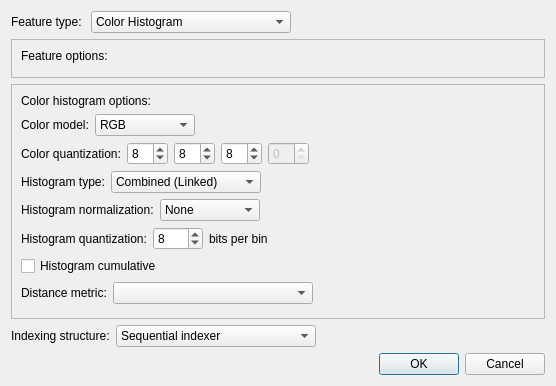
Above: ETFImageSearch/ETFImageSearch/newindexdialog.ui from etf-sarajevo/etfimagesearch before the change. Below: the same form after it.
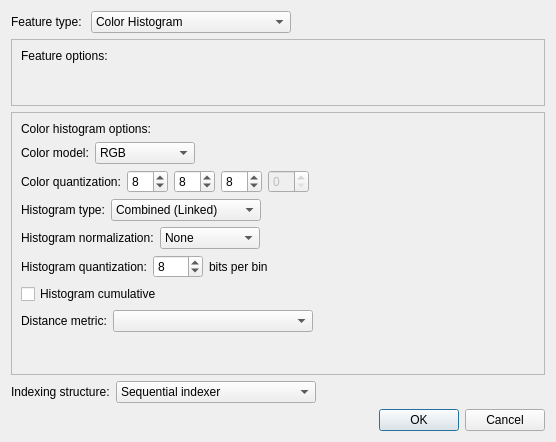
That is the form after the change.

Diff of the .ui file:
```diff
--- a/ETFImageSearch/ETFImageSearch/newindexdialog.ui
+++ b/ETFImageSearch/ETFImageSearch/newindexdialog.ui
@@ -7,7 +7,7 @@
     <x>0</x>
     <y>0</y>
     <width>556</width>
-    <height>386</height>
+    <height>442</height>
    </rect>
   </property>
   <property name="windowTitle">
```
Left out of the diff: 2 changed lines with no effect on the pictures.
